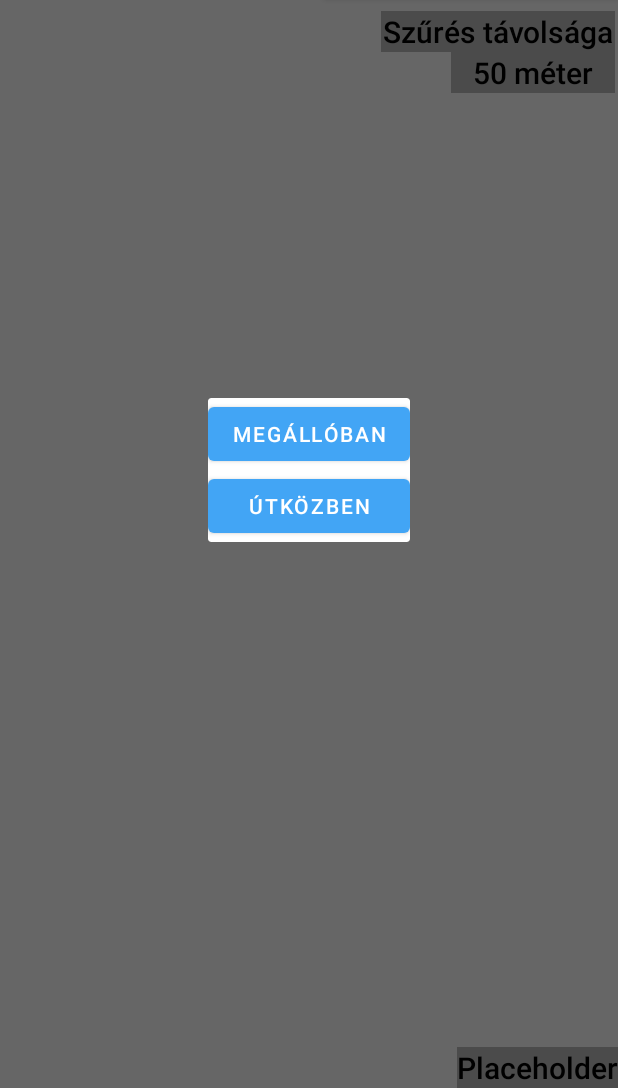
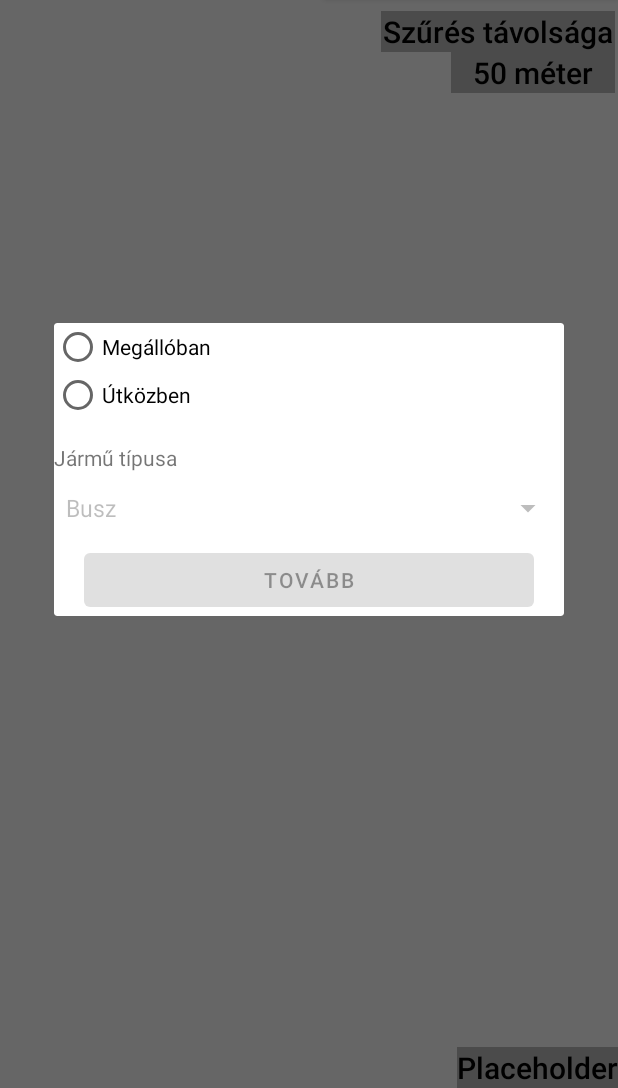
Before and after one commit to rigopeti96/crowdsense_bkk, an Android app: the screen it shows after launch (MainActivity), after a tap on "ÉSZLELÉS BEKÜLDÉSE", on a phone screen of 412 x 824 dp, the part 148-1236 px from its top. Run offline under Robolectric (Android 15) with nearby library versions, the phone set to English and light mode, and no system bars; our stand-ins replace Room's generated code.

Commit message:
Huge commit, can report between stations

```diff
--- /dev/null
+++ b/app/src/main/java/hu/bme/aut/android/publictransporterapp/data/TransportType.kt
@@ -0,0 +1,28 @@
+package hu.bme.aut.android.publictransporterapp.data
+
+import androidx.room.TypeConverter
+
+enum class TransportType {
+    BUS, TRAM, TROLLEY, NIGHTBUS, M1, M2, M3, M4, RAIL;
+
+    companion object {
+        @JvmStatic
+        @TypeConverter
+        fun getByOrdinal(ordinal: Int): TransportType? {
+            var ret: TransportType? = null
+            for (cat in values()) {
+                if (cat.ordinal == ordinal) {
+                    ret = cat
+                    break
+                }
+            }
+            return ret
+        }
+
+        @JvmStatic
+        @TypeConverter
+        fun toInt(hoa: TransportType): Int {
+            return hoa.ordinal
+        }
+    }
+}
--- a/app/src/main/java/hu/bme/aut/android/publictransporterapp/ui/dialog/PlaceChooserDialog.kt
+++ b/app/src/main/java/hu/bme/aut/android/publictransporterapp/ui/dialog/PlaceChooserDialog.kt
@@ -2,15 +2,21 @@ package hu.bme.aut.android.publictransporterapp.ui.dialog
 
 import android.content.Intent
 import android.os.Bundle
+import android.util.Log
 import android.view.LayoutInflater
 import android.view.View
 import android.view.ViewGroup
-import android.widget.Button
+import android.widget.*
 import androidx.fragment.app.DialogFragment
 import hu.bme.aut.android.publictransporterapp.R
+import hu.bme.aut.android.publictransporterapp.ReportTypeChooserActivity
 import hu.bme.aut.android.publictransporterapp.StationPickerActivity
+import hu.bme.aut.android.publictransporterapp.data.TransportType
+import kotlinx.android.synthetic.main.dialog_place_chooser.*
 
 class PlaceChooserDialog(val lat: Double, val lon: Double): DialogFragment() {
+    private var radioGroupValue: Int = 0
+    private lateinit var SpinnerTransportType: Spinner
 
     override fun onCreateView(
         inflater: LayoutInflater,
@@ -23,12 +29,56 @@ class PlaceChooserDialog(val lat: Double, val lon: Double): DialogFragment() {
 
     override fun onViewCreated(view: View, savedInstanceState: Bundle?) {
         super.onViewCreated(view, savedInstanceState)
-        val btnState: Button = view.findViewById(R.id.instation)
-        btnState.setOnClickListener {
-            val trafficIntent = Intent(context, StationPickerActivity::class.java)
-            trafficIntent.putExtra("actualLat", lat)
-            trafficIntent.putExtra("actualLong", lon)
-            startActivity(trafficIntent)
+
+        SpinnerTransportType = view.findViewById(R.id.transportTypeSpinner)
+        SpinnerTransportType.adapter = ArrayAdapter(
+            requireContext(),
+            android.R.layout.simple_spinner_dropdown_item,
+            resources.getStringArray(R.array.transportTypes)
+        )
+        SpinnerTransportType.isEnabled = false
+
+        val sendBtn: Button = view.findViewById(R.id.btnSend)
+        sendBtn.isEnabled = false
+
+        val radioGroup = view.findViewById<RadioGroup>(R.id.rgTypeSelector)
+        val radButton1: Button
+        radButton1 = RadioButton(context)
+        radButton1.text = "Megállóban"
+        radioGroup.addView(radButton1)
+
+        val radButton2: Button
+        radButton2 = RadioButton(context)
+        radButton2.text = "Útközben"
+        radioGroup.addView(radButton2)
+
+        radioGroup.setOnCheckedChangeListener { group, checkedId ->
+            checkRadioGroupValue(checkedId, sendBtn)
+        }
+
+        sendBtn.setOnClickListener {
+            if(radioGroupValue%2 == 1){
+                val trafficIntent = Intent(context, StationPickerActivity::class.java)
+                trafficIntent.putExtra("actualLat", lat)
+                trafficIntent.putExtra("actualLong", lon)
+                startActivity(trafficIntent)
+            } else {
+                val reportTypeIntent = Intent(context, ReportTypeChooserActivity::class.java)
+                reportTypeIntent.putExtra("actualLat", lat)
+                reportTypeIntent.putExtra("actualLong", lon)
+                reportTypeIntent.putExtra("stationName", "NOSTATION")
+                reportTypeIntent.putExtra("stoptype",
+                    TransportType.getByOrdinal(SpinnerTransportType.selectedItemPosition).toString())
+                startActivity(reportTypeIntent)
+            }
         }
     }
+
+    private fun checkRadioGroupValue(checkedId: Int, sendBtn: Button){
+        radioGroupValue = checkedId
+        sendBtn.isEnabled = true
+        transportTypeSpinner.isEnabled = checkedId % 2 == 0
+        Log.d("Is changed?", "Yes")
+        Log.d("radioGroupValue", radioGroupValue.toString())
+    }
 }
--- a/app/src/main/res/layout/dialog_place_chooser.xml
+++ b/app/src/main/res/layout/dialog_place_chooser.xml
@@ -1,19 +1,32 @@
 <?xml version="1.0" encoding="utf-8"?>
 <LinearLayout
-    xmlns:android="http://schemas.android.com/apk/res/android" android:layout_width="match_parent"
+    xmlns:android="http://schemas.android.com/apk/res/android"
+    android:layout_width="match_parent"
     android:layout_height="match_parent"
     android:orientation="vertical">
 
-    <Button
-        android:id="@+id/instation"
+    <RadioGroup
+        android:id="@+id/rgTypeSelector"
+        android:layout_width="match_parent"
+        android:layout_height="match_parent" />
+
+    <TextView
         android:layout_width="match_parent"
         android:layout_height="wrap_content"
-        android:text="@string/in_station"/>
+        android:layout_marginTop="16dip"
+        android:text="@string/type_of_transport"/>
+
+    <Spinner
+        android:id="@+id/transportTypeSpinner"
+        android:layout_width="match_parent"
+        android:layout_height="wrap_content" />
 
     <Button
-        android:id="@+id/on_way"
-        android:layout_width="match_parent"
+        android:id="@+id/btnSend"
+        android:layout_width="300dp"
+        android:layout_marginEnd="20dp"
+        android:layout_marginStart="20dp"
         android:layout_height="wrap_content"
-        android:text="@string/on_way"/>
+        android:text="@string/send"/>
 
 </LinearLayout>
--- a/app/src/main/res/values/strings.xml
+++ b/app/src/main/res/values/strings.xml
@@ -104,5 +104,20 @@
     <string name="nothing" />
     <string name="in_station">Megállóban</string>
     <string name="on_way">Útközben</string>
+    <string name="type_of_transport">Jármű típusa</string>
+    <string name="send">Tovább</string>
+
+    <!--Dropdown list-->
+    <string-array name="transportTypes">
+        <item>Busz</item>
+        <item>Villamos</item>
+        <item>Trolibusz</item>
+        <item>Éjszakai busz</item>
+        <item>M1</item>
+        <item>M2</item>
+        <item>M3</item>
+        <item>M4</item>
+        <item>HÉV</item>
+    </string-array>
 
 </resources>
```
Also changed, not shown: app/src/main/java/hu/bme/aut/android/publictransporterapp/MainActivity.kt (+0 -7 lines), app/src/main/java/hu/bme/aut/android/publictransporterapp/adapter/StationAdapter.kt (+33 -27 lines).
